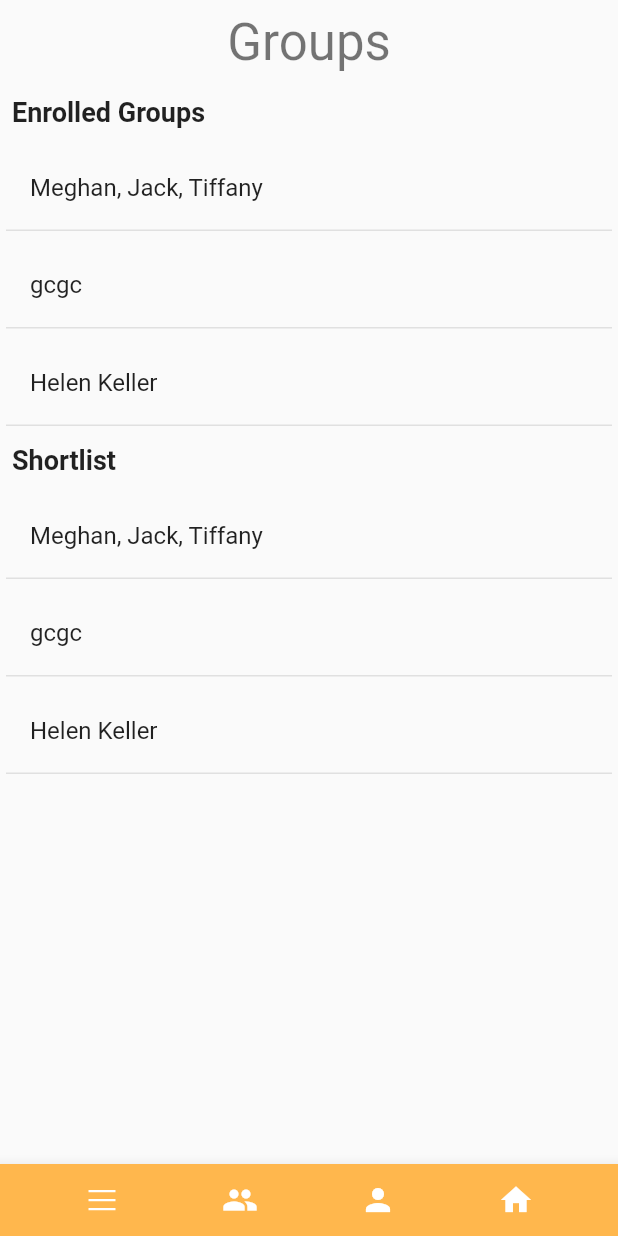
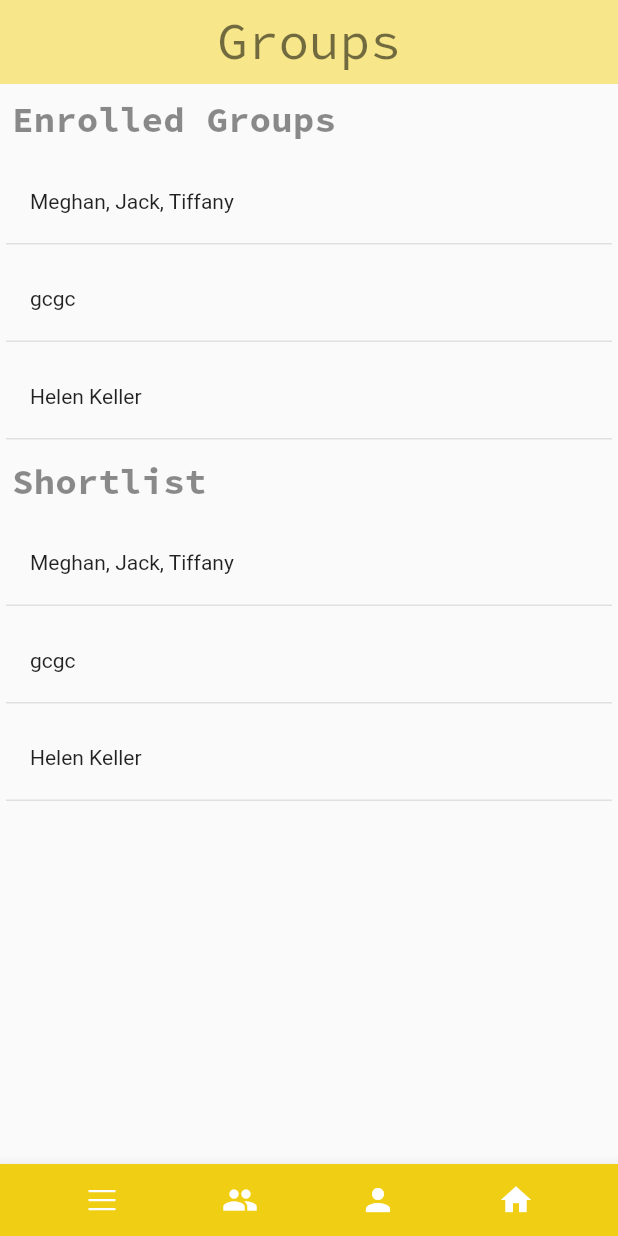
Before and after one commit to LukePerry14/Movein, a Flutter app: the screen it shows after launch, scrolled down 576 dp, after a tap on the "group" icon, on a phone screen of 412 x 824 dp. Run offline on Flutter 3.47's test engine with Material 2 defaults, Android fonts, the phone set to English and light mode, and no system bars; our stand-ins replace google_fonts, line_awesome_flutter.

Commit message:
Implemented dynamic themes
modified all pages so they allow for dynamic themes

Also added Google fonts

```diff
--- a/lib/Pages/Groups.dart
+++ b/lib/Pages/Groups.dart
@@ -50,10 +50,13 @@ class Groups extends StatelessWidget {
 
   @override
   Widget build(BuildContext context) {
-    return MaterialApp(
-      home: Scaffold(
+    return Builder(
+        builder: (context) {
+          final navigator = Navigator.of(context);
+      return Scaffold(
         appBar: AppBar(
-          backgroundColor: Color(0xFFfafafa),
+          automaticallyImplyLeading: false,
+          backgroundColor: Theme.of(context).colorScheme.background,
           centerTitle: true,
           elevation: 0,
           title: Text('Groups', style: Theme.of(context).textTheme.headlineMedium),
@@ -65,19 +68,19 @@ class Groups extends StatelessWidget {
                   itemCount: userGroups.length + shortList.length + 2,
                   itemBuilder: (context, index) {
                     if (index == 0){
-                      return const Padding(
-                        padding: EdgeInsets.all(8.0),
+                      return Padding(
+                        padding: const EdgeInsets.all(8.0),
                         child: Text(
                           'Enrolled Groups',
-                          style: TextStyle(fontSize: 18, fontWeight: FontWeight.bold),
+                          style: Theme.of(context).textTheme.headlineSmall,
                         ),
                       );
                     }else if(index == userGroups.length+1){
-                      return const Padding(
-                        padding: EdgeInsets.all(8.0),
+                      return Padding(
+                        padding: const EdgeInsets.all(8.0),
                         child: Text(
                           'Shortlist',
-                          style: TextStyle(fontSize: 18, fontWeight: FontWeight.bold),
+                          style: Theme.of(context).textTheme.headlineSmall,
                         ),
                       );
                     }else if(index < userGroups.length+1){
@@ -85,7 +88,7 @@ class Groups extends StatelessWidget {
                         padding: EdgeInsets.zero,
                         child: Card(
                           elevation: 0,
-                          shape: RoundedRectangleBorder(borderRadius: BorderRadius.zero),
+                          shape: const RoundedRectangleBorder(borderRadius: BorderRadius.zero),
                           color: Colors.transparent,
                           child: Container(
                             decoration: BoxDecoration(
@@ -102,7 +105,7 @@ class Groups extends StatelessWidget {
                                   'groupName': userGroups[index-1].name(),
                                 });
                               },
-                              title: Text(userGroups[index-1].name()),
+                              title: Text(userGroups[index-1].name(), style: Theme.of(context).textTheme.bodyMedium),
                             ),
                           ),
                         ),
@@ -112,7 +115,7 @@ class Groups extends StatelessWidget {
                         padding: EdgeInsets.zero,
                         child: Card(
                           elevation: 0,
-                          shape: RoundedRectangleBorder(borderRadius: BorderRadius.zero),
+                          shape: const RoundedRectangleBorder(borderRadius: BorderRadius.zero),
                           color: Colors.transparent,
                           child: Container(
                             decoration: BoxDecoration(
@@ -129,7 +132,7 @@ class Groups extends StatelessWidget {
                                   'groupName': shortList[index - userGroups.length - 2].name(),
                                 });
                               },
-                              title: Text(shortList[index - userGroups.length - 2].name()),
+                              title: Text(shortList[index - userGroups.length - 2].name(), style: Theme.of(context).textTheme.bodyMedium),
                             ),
                           ),
                         ),
@@ -142,16 +145,13 @@ class Groups extends StatelessWidget {
       ]
         ),
 
-        bottomNavigationBar: custom_navbar(),
-      ),
-      routes: {
-        '/Scroller': (context) => Scroller(),
-        '/Messages': (context) => Messages(),
-        '/Groups': (context) => Groups(),
-        '/Profile': (context) => Profile(),
-        '/Settings': (context) => Settings(),
-        '/Houses': (context) => Houses(),
-      },
+        bottomNavigationBar: CustomNavbar(
+          onItemSelected: (route) {
+            navigator.pushNamed(route);
+          },
+        ),
+      );
+  }
     );
   }
 }
--- a/lib/Pages/Loading.dart
+++ /dev/null
@@ -1,45 +0,0 @@
-import 'package:flutter/material.dart';
-import 'package:http/http.dart';
-import 'dart:convert';
-import 'package:movein/navbar.dart';
-import 'package:movein/Pages/Scroller.dart';
-import 'package:movein/Pages/Messages.dart';
-import 'package:movein/Pages/Groups.dart';
-import 'package:movein/Pages/Settings.dart';
-import 'package:movein/Pages/Houses.dart';
-import 'package:movein/Pages/Profile.dart';
-
-class Loading extends StatefulWidget {
-  const Loading({Key? key}) : super(key: key);
-
-  @override
-  State<Loading> createState() => _LoadingState();
-}
-
-class _LoadingState extends State<Loading> {
-  void getData() async {
-    Response response = await get(Uri.parse('http://jsonplaceholder.typicode.com/todos/1'));
-    Map data = jsonDecode(response.body);
-  }
-
-  @override
-  Widget build(BuildContext context) {
-    return MaterialApp(
-      home: Scaffold(
-        body: SafeArea(
-          child: Text('example Loading'),
-        ),
-        bottomNavigationBar: custom_navbar(),
-      ),
-      routes: {
-        '/': (context) => Loading(),
-        '/Scroller': (context) => Scroller(),
-        '/Messages': (context) => Messages(),
-        '/Groups': (context) => Groups(),
-        '/Profile': (context) => Profile(),
-        '/Settings': (context) => Settings(),
-        '/Houses': (context) => Houses(),
-      },
-    );
-  }
-}
--- a/lib/Pages/Scroller.dart
+++ b/lib/Pages/Scroller.dart
@@ -8,24 +8,21 @@ import 'package:movein/Pages/Houses.dart';
 import 'package:movein/Pages/Profile.dart';
 import 'package:line_awesome_flutter/line_awesome_flutter.dart';
 
-class Scroller extends StatefulWidget {
+class Scroller extends StatelessWidget {
   const Scroller({Key? key}) : super(key: key);
 
   @override
-  State<Scroller> createState() => _ScrollerState();
-}
+  Widget build(BuildContext context) {
+    return Builder(
+      builder: (context) {
+        final navigator = Navigator.of(context);
 
-class _ScrollerState extends State<Scroller> {
-  @override
-  Widget build(BuildContext context) {
-    return MaterialApp(
-      home: Material(
+        return Material(
           color: Colors.transparent,
           child: SafeArea(
             child: Scaffold(
               body: Container(
                 alignment: Alignment.center,
-              color: Colors.white,
                 child: Column(
                   mainAxisSize: MainAxisSize.max,
                   mainAxisAlignment: MainAxisAlignment.end,
@@ -43,33 +40,30 @@ class _ScrollerState extends State<Scroller> {
                 mainAxisAlignment: MainAxisAlignment.spaceEvenly,
                 children: [
                   FloatingActionButton(
-                  child: Icon(LineAwesomeIcons.angle_right),
-                  backgroundColor: Colors.orange[300]?.withOpacity(0.5),
+                    backgroundColor: Theme.of(context).primaryColor?.withOpacity(0.5),
                     onPressed: () {},
+                    child: const Icon(LineAwesomeIcons.angle_right, color: Colors.white),
                   ),
                   FloatingActionButton(
-                  child: Icon(LineAwesomeIcons.times),
-                  backgroundColor: Colors.orange[300]?.withOpacity(0.5),
+                    backgroundColor: Theme.of(context).primaryColor?.withOpacity(0.5),
                     onPressed: () {},
+                    child: const Icon(LineAwesomeIcons.times, color: Colors.white),
                   ),
                   FloatingActionButton(
-                  child: Icon(LineAwesomeIcons.check),
-                  backgroundColor: Colors.orange[300]?.withOpacity(0.5),
+                    backgroundColor: Theme.of(context).primaryColor?.withOpacity(0.5),
                     onPressed: () {},
+                    child: const Icon(LineAwesomeIcons.check, color: Colors.white),
                   ),
                 ],
               ),
-            bottomNavigationBar: custom_navbar(),
+              bottomNavigationBar: CustomNavbar(
+                onItemSelected: (route) {
+                  navigator.pushNamed(route);
+                },
               ),
             ),
           ),
-      routes: {
-        '/Scroller': (context) => Scroller(),
-        '/Messages': (context) => Messages(),
-        '/Groups': (context) => Groups(),
-        '/Profile': (context) => Profile(),
-        '/Settings': (context) => Settings(),
-        '/Houses': (context) => Houses(),
+        );
       },
     );
   }
--- a/lib/Pages/Settings.dart
+++ b/lib/Pages/Settings.dart
@@ -19,7 +19,7 @@ class _SettingsState extends State<Settings> {
           centerTitle: true,
           elevation: 0,
           leading: IconButton(
-            icon: Icon(LineAwesomeIcons.angle_left, color: Colors.black),
+            icon: const Icon(LineAwesomeIcons.angle_left, color: Colors.black),
             color: Colors.grey[500],
             onPressed: () {
               Navigator.pop(context);
@@ -28,7 +28,7 @@ class _SettingsState extends State<Settings> {
           actions: [
             IconButton(
               color: Colors.grey[500],
-              icon: Icon(Icons.more_vert), //Icon not showing
+              icon: const Icon(Icons.more_vert), //Icon not showing
               onPressed: () {
                 // Handle settings button press
               },
--- /dev/null
+++ b/lib/Themes/lMode.dart
@@ -0,0 +1,58 @@
+import 'package:flutter/material.dart';
+import 'package:google_fonts/google_fonts.dart';
+
+class LAppTheme{
+  static TextStyle header = GoogleFonts.sourceCodePro(color: Colors.black54);
+  static TextStyle sHeader = GoogleFonts.sourceCodePro(color: Colors.black45, fontWeight: FontWeight.bold);
+  static TextStyle body = GoogleFonts.roboto(color: Colors.black87);
+
+
+  static TextStyle d_header = GoogleFonts.sourceCodePro(color: Colors.white);
+  static TextStyle d_sHeader = GoogleFonts.sourceCodePro(color: Colors.white);
+  static TextStyle d_body = GoogleFonts.roboto(color: Colors.white70);
+
+  static ThemeData lightTheme = ThemeData(
+      brightness: Brightness.light,
+      primarySwatch: const MaterialColor(0xFFEFCE14, <int, Color>{
+        50: Color(0xFFFDF9E3),
+        100: Color(0xFFFAF0B9),
+        200: Color(0xFFF7E78A),
+        300: Color(0xFFF4DD5B),
+        400: Color(0xFFF1D537),
+        500: Color(0xFFEFCE14),
+        600: Color(0xFFEDC912),
+        700: Color(0xFFEBC20E),
+        800: Color(0xFFE8BC0B),
+        900: Color(0xFFE4B006),
+      }
+      ),
+    textTheme: TextTheme(
+      headlineMedium: header,
+      headlineSmall: sHeader,
+      bodyMedium: body,
+    ),
+
+  );
+
+  static ThemeData darkTheme = ThemeData(
+    brightness: Brightness.dark,
+    primarySwatch: const MaterialColor(0xFFEFCE14, <int, Color>{
+      50: Color(0xFFFDF9E3),
+      100: Color(0xFFFAF0B9),
+      200: Color(0xFFF7E78A),
+      300: Color(0xFFF4DD5B),
+      400: Color(0xFFF1D537),
+      500: Color(0xFFEFCE14),
+      600: Color(0xFFEDC912),
+      700: Color(0xFFEBC20E),
+      800: Color(0xFFE8BC0B),
+      900: Color(0xFFE4B006),
+    }
+    ),
+    textTheme: TextTheme(
+      headlineMedium: d_header,
+      headlineSmall: d_sHeader,
+      bodyMedium: d_body,
+    ),
+  );
+}
--- a/lib/main.dart
+++ b/lib/main.dart
@@ -1,23 +1,34 @@
 import 'package:flutter/material.dart';
 import 'package:movein/Pages/Scroller.dart';
+import 'package:movein/Themes/lMode.dart';
+import 'package:movein/Pages/Groups.dart';
+import 'package:movein/Pages/Houses.dart';
 import 'package:movein/Pages/Messages.dart';
-import 'package:movein/Pages/Groups.dart';
+import 'package:movein/Pages/Profile.dart';
 import 'package:movein/Pages/Settings.dart';
-import 'package:movein/Pages/Houses.dart';
-import 'package:movein/Pages/Loading.dart';
-import 'package:movein/Pages/Profile.dart';
 
-void main() {
-  runApp(MaterialApp(
-    initialRoute: '/Scroller',
-    routes: {
-      '/': (context) => Loading(),
-      '/Scroller': (context) => Scroller(),
-      '/Messages': (context) => Messages(),
-      '/Groups': (context) => Groups(),
-      '/Profile': (context) => Profile(),
-      '/Settings': (context) => Settings(),
-      '/Houses': (context) => Houses(),
-    },
-  ));
+void main() => runApp(const App());
+
+class App extends StatelessWidget {
+  const App({Key? key}) : super(key: key);
+
+  @override
+  Widget build(BuildContext context) {
+    return MaterialApp(
+      theme: LAppTheme.lightTheme,
+      darkTheme: LAppTheme.darkTheme,
+      themeMode: ThemeMode.light,
+
+      initialRoute: '/Scroller',
+
+      routes: {
+        '/Scroller': (context) => const Scroller(),
+        '/Messages': (context) => const Messages(),
+        '/Groups': (context) => const Groups(),
+        '/Profile': (context) => const Profile(),
+        '/Settings': (context) => const Settings(),
+        '/Houses': (context) => const Houses(),
+      },
+    );
+  }
 }
--- a/lib/navbar.dart
+++ b/lib/navbar.dart
@@ -1,42 +1,44 @@
 import 'package:flutter/material.dart';
 import 'package:line_awesome_flutter/line_awesome_flutter.dart';
 
-class custom_navbar extends StatelessWidget {
-  const custom_navbar({Key? key}) : super(key: key);
+class CustomNavbar extends StatelessWidget {
+  const CustomNavbar({Key? key, required this.onItemSelected}) : super(key: key);
+
+  final Function(String) onItemSelected;
 
   @override
   Widget build(BuildContext context) {
     return BottomAppBar(
-      color: Colors.orange[300],
+      color: Theme.of(context).primaryColor,
       child: Row(
         mainAxisAlignment: MainAxisAlignment.spaceEvenly,
         children: <Widget>[
           IconButton(
             onPressed: () {
-              Navigator.pushReplacementNamed(context, '/Scroller');
+              onItemSelected('/Scroller');
             },
-            icon: Icon(LineAwesomeIcons.bars),
+            icon: const Icon(LineAwesomeIcons.bars),
             color: Colors.white,
           ),
           IconButton(
             onPressed: () {
-              Navigator.pushReplacementNamed(context, '/Groups');
+              onItemSelected('/Groups');
             },
-            icon: Icon(Icons.group),
+            icon: const Icon(Icons.group),
             color: Colors.white,
           ),
           IconButton(
             onPressed: () {
-              Navigator.pushReplacementNamed(context, '/Profile');
+              onItemSelected('/Profile');
             },
-            icon: Icon(Icons.person),
+            icon: const Icon(Icons.person),
             color: Colors.white,
           ),
           IconButton(
             onPressed: () {
-              Navigator.pushReplacementNamed(context, '/Houses');
+              onItemSelected('/Houses');
             },
-            icon: Icon(Icons.home),
+            icon: const Icon(Icons.home),
             color: Colors.white,
           ),
         ],
--- a/pubspec.yaml
+++ b/pubspec.yaml
@@ -37,6 +37,7 @@ dependencies:
   # Use with the CupertinoIcons class for iOS style icons.
   cupertino_icons: ^1.0.2
   http: ^0.13.5
+  google_fonts: ^4.0.4
 
 dev_dependencies:
   flutter_test:
```
Also changed, not shown: lib/Pages/Houses.dart (+17 -20 lines), lib/Pages/Login.dart (deleted, +0 -33 lines), lib/Pages/Messages.dart (+16 -15 lines), lib/Pages/Profile.dart (+47 -35 lines), pubspec.lock, 1 other file. Lines whose indentation alone changed are shown as unchanged.
